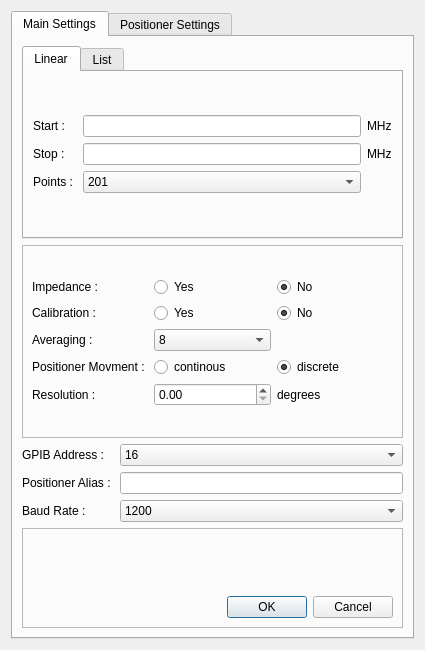
The window that settings_ui.ui (Wireless-Research-Tester/Automated-Wireless-Research-Tester) describes before a commit, drawn with Qt 5.
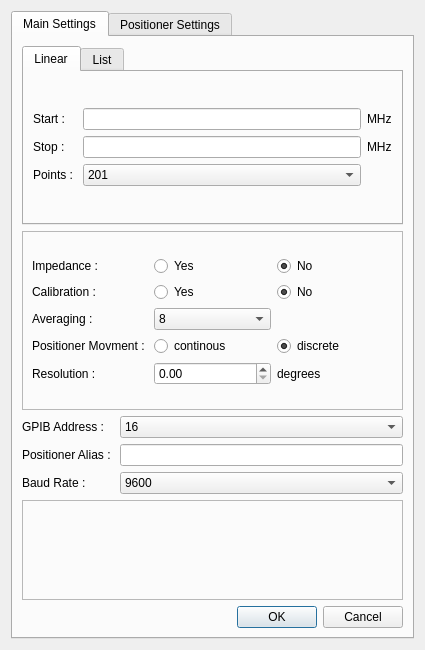
The same window after the commit.

Diff of the .ui file:
```diff
--- a/settings_ui.ui
+++ b/settings_ui.ui
@@ -47,7 +47,7 @@
       <attribute name="title">
        <string>Main Settings</string>
       </attribute>
-      <layout class="QVBoxLayout" name="verticalLayout_6" stretch="1,1,1,1">
+      <layout class="QVBoxLayout" name="verticalLayout_6" stretch="1,1,1,1,0">
        <item>
         <widget class="QTabWidget" name="sweepTypeTabs_4">
          <property name="enabled">
@@ -524,21 +524,6 @@
          </item>
          <item row="2" column="1">
           <widget class="QComboBox" name="BaudRate_comboBox_6">
-           <item>
-            <property name="text">
-             <string>1200</string>
-            </property>
-           </item>
-           <item>
-            <property name="text">
-             <string>2400</string>
-            </property>
-           </item>
-           <item>
-            <property name="text">
-             <string>4800</string>
-            </property>
-           </item>
            <item>
             <property name="text">
              <string>9600</string>
@@ -600,19 +585,18 @@
            </spacer>
           </item>
           <item>
-           <layout class="QHBoxLayout" name="horizontalLayout">
-            <item>
-             <widget class="QDialogButtonBox" name="buttonBox">
-              <property name="standardButtons">
-               <set>QDialogButtonBox::Cancel|QDialogButtonBox::Ok</set>
-              </property>
-             </widget>
-            </item>
-           </layout>
+           <layout class="QHBoxLayout" name="horizontalLayout"/>
           </item>
          </layout>
         </widget>
        </item>
+       <item>
+        <widget class="QDialogButtonBox" name="buttonBox">
+         <property name="standardButtons">
+          <set>QDialogButtonBox::Cancel|QDialogButtonBox::Ok</set>
+         </property>
+        </widget>
+       </item>
       </layout>
      </widget>
      <widget class="QWidget" name="positioner_tab_4">
```
Left out of the diff: 28 changed lines with no effect on the pictures.
